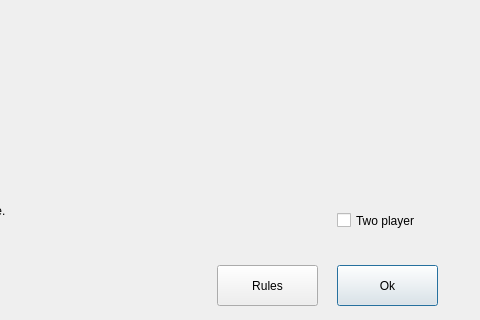
This is Game/startdialog.ui in Kataya42/OHJ_3 as Qt 5 draws it before an edit; both pictures show x 563 to 1043 and y 505 to 825 of the 1043 by 825 pixel window. The edited form follows.
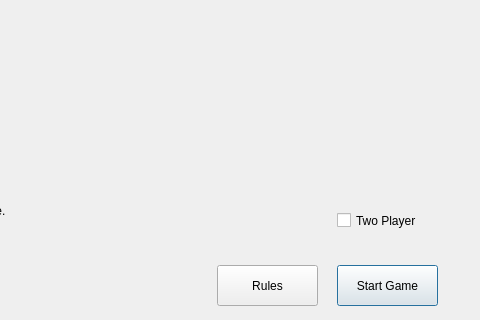
This is the edited form.

Commit message: Minor quality of life changes

```diff
--- a/Game/startdialog.ui
+++ b/Game/startdialog.ui
@@ -23,7 +23,7 @@
     </rect>
    </property>
    <property name="text">
-    <string>Ok</string>
+    <string>Start Game</string>
    </property>
   </widget>
   <widget class="QCheckBox" name="checkBox">
@@ -36,7 +36,7 @@
     </rect>
    </property>
    <property name="text">
-    <string>Two player</string>
+    <string>Two Player</string>
    </property>
   </widget>
   <widget class="QLabel" name="coverLabel">
```
The commit also changes 2 other files.
